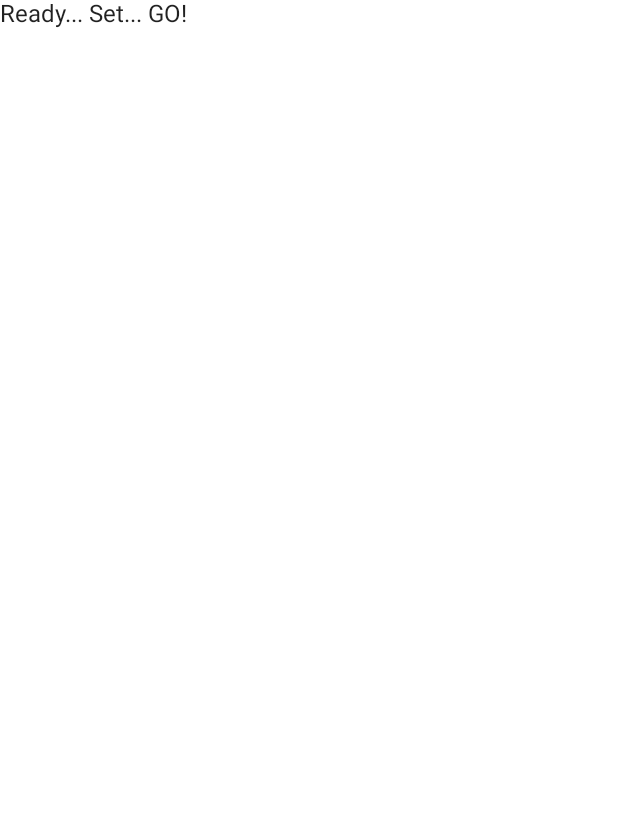
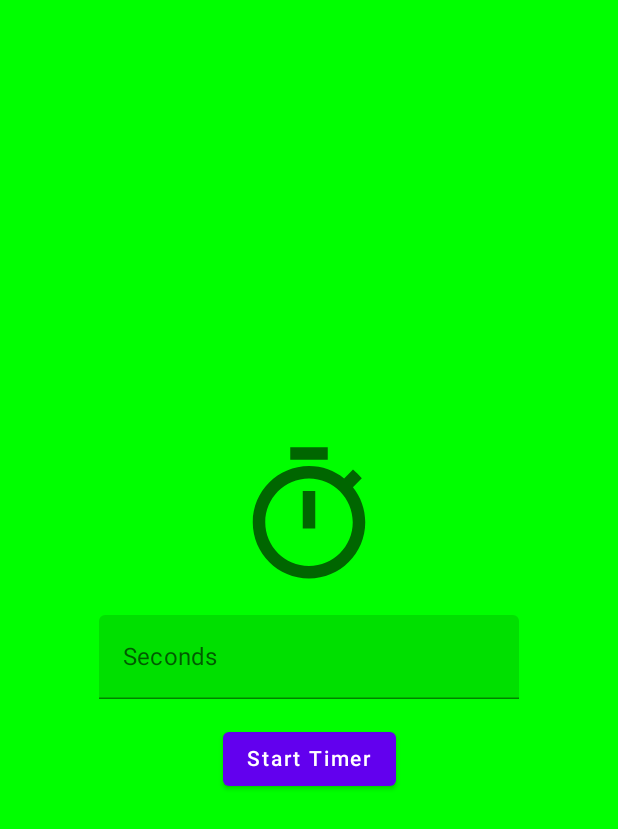
Before and after one commit to eselman/solving-android-dev-challenge-compose-week-2, an Android app built with Jetpack Compose: the screen it shows after launch (MainActivity), on a phone screen of 412 x 824 dp. Before the commit the part shown is almost empty. Shown: the top 829 px of the screen. Run offline under Robolectric (Android 15) with nearby library versions, the phone set to English and light mode, and no system bars.

Commit message:
Implementing timer app for second week challenge

```diff
--- a/app/src/main/java/com/example/androiddevchallenge/MainActivity.kt
+++ b/app/src/main/java/com/example/androiddevchallenge/MainActivity.kt
@@ -16,13 +16,35 @@
 package com.example.androiddevchallenge
 
 import android.os.Bundle
+import android.os.CountDownTimer
 import androidx.activity.compose.setContent
 import androidx.appcompat.app.AppCompatActivity
+import androidx.compose.foundation.Image
+import androidx.compose.foundation.layout.Arrangement
+import androidx.compose.foundation.layout.Column
+import androidx.compose.foundation.layout.Row
+import androidx.compose.foundation.layout.fillMaxHeight
+import androidx.compose.foundation.layout.fillMaxWidth
+import androidx.compose.foundation.layout.height
+import androidx.compose.foundation.layout.padding
+import androidx.compose.foundation.layout.width
+import androidx.compose.foundation.text.KeyboardOptions
+import androidx.compose.material.Button
 import androidx.compose.material.MaterialTheme
 import androidx.compose.material.Surface
 import androidx.compose.material.Text
+import androidx.compose.material.TextField
 import androidx.compose.runtime.Composable
+import androidx.compose.runtime.mutableStateOf
+import androidx.compose.runtime.remember
+import androidx.compose.ui.Alignment
+import androidx.compose.ui.Modifier
+import androidx.compose.ui.graphics.Color
+import androidx.compose.ui.res.painterResource
+import androidx.compose.ui.text.input.KeyboardType
+import androidx.compose.ui.text.input.TextFieldValue
 import androidx.compose.ui.tooling.preview.Preview
+import androidx.compose.ui.unit.dp
 import com.example.androiddevchallenge.ui.theme.MyTheme
 
 class MainActivity : AppCompatActivity() {
@@ -39,8 +61,94 @@ class MainActivity : AppCompatActivity() {
 // Start building your app here!
 @Composable
 fun MyApp() {
-    Surface(color = MaterialTheme.colors.background) {
-        Text(text = "Ready... Set... GO!")
+    val timerInputValue = remember { mutableStateOf(TextFieldValue()) }
+
+    val timerIsFinished = remember { mutableStateOf(false) }
+
+    val timerIsRunning = remember { mutableStateOf(false) }
+
+    val color = if (timerIsFinished.value) Color.Red else Color.Green
+
+    val timerIcon =
+        if (timerIsFinished.value) R.drawable.ic_baseline_timer_off_24 else R.drawable.ic_baseline_timer_24
+
+    val timerValue = remember { mutableStateOf(0) }
+
+    Surface(color = color) {
+        Column(
+            verticalArrangement = Arrangement.Center,
+            horizontalAlignment = Alignment.CenterHorizontally,
+            modifier = Modifier
+                .fillMaxWidth(1f)
+                .fillMaxHeight(1f)
+        ) {
+            Row(horizontalArrangement = Arrangement.Center) {
+                Image(
+                    painter = painterResource(id = timerIcon),
+                    contentDescription = "Timer Icon",
+                    modifier = Modifier
+                        .height(100.dp)
+                        .width(100.dp)
+                )
+            }
+
+            if (timerIsRunning.value) {
+                Row {
+                    Text("${timerValue.value}s", style = MaterialTheme.typography.h2)
+                }
+            } else {
+                Row {
+                    TextField(
+                        value = timerInputValue.value,
+                        label = { Text("Seconds") },
+                        keyboardOptions = KeyboardOptions(keyboardType = KeyboardType.Number),
+                        onValueChange = { timerInputValue.value = it },
+                        modifier = Modifier.padding(16.dp)
+                    )
+                }
+            }
+
+            if (!timerIsRunning.value && !timerIsFinished.value) {
+                Row(horizontalArrangement = Arrangement.Center) {
+                    Button(
+                        onClick = {
+                            timerIsFinished.value = false
+                            if (!timerInputValue.value.text.isNullOrEmpty()) {
+                                val milliSeconds = timerInputValue.value.text.toLong() * 1000
+                                object : CountDownTimer(milliSeconds, 1000) {
+                                    var counter = 0
+                                    override fun onTick(millisUntilFinished: Long) {
+                                        timerIsRunning.value = true
+                                        counter++
+                                        timerValue.value = counter
+                                    }
+
+                                    override fun onFinish() {
+                                        timerIsRunning.value = false
+                                        timerIsFinished.value = true
+                                    }
+                                }.start()
+                            }
+                        }
+                    ) {
+                        Text("Start Timer")
+                    }
+                }
+            }
+
+            if (timerIsFinished.value) {
+                Row(horizontalArrangement = Arrangement.Center) {
+                    Button(
+                        onClick = {
+                            timerIsFinished.value = false
+                            timerInputValue.value = TextFieldValue()
+                        }
+                    ) {
+                        Text("Clear")
+                    }
+                }
+            }
+        }
     }
 }
 
--- /dev/null
+++ b/app/src/main/res/drawable/ic_baseline_timer_24.xml
@@ -0,0 +1,10 @@
+<vector xmlns:android="http://schemas.android.com/apk/res/android"
+    android:width="24dp"
+    android:height="24dp"
+    android:viewportWidth="24"
+    android:viewportHeight="24"
+    android:tint="?attr/colorControlNormal">
+  <path
+      android:fillColor="@android:color/white"
+      android:pathData="M15,1L9,1v2h6L15,1zM11,14h2L13,8h-2v6zM19.03,7.39l1.42,-1.42c-0.43,-0.51 -0.9,-0.99 -1.41,-1.41l-1.42,1.42C16.07,4.74 14.12,4 12,4c-4.97,0 -9,4.03 -9,9s4.02,9 9,9 9,-4.03 9,-9c0,-2.12 -0.74,-4.07 -1.97,-5.61zM12,20c-3.87,0 -7,-3.13 -7,-7s3.13,-7 7,-7 7,3.13 7,7 -3.13,7 -7,7z"/>
+</vector>
--- /dev/null
+++ b/app/src/main/res/drawable/ic_baseline_timer_off_24.xml
@@ -0,0 +1,10 @@
+<vector xmlns:android="http://schemas.android.com/apk/res/android"
+    android:width="24dp"
+    android:height="24dp"
+    android:viewportWidth="24"
+    android:viewportHeight="24"
+    android:tint="?attr/colorControlNormal">
+  <path
+      android:fillColor="@android:color/white"
+      android:pathData="M19.04,4.55l-1.42,1.42C16.07,4.74 14.12,4 12,4c-1.83,0 -3.53,0.55 -4.95,1.48l1.46,1.46C9.53,6.35 10.73,6 12,6c3.87,0 7,3.13 7,7 0,1.27 -0.35,2.47 -0.94,3.49l1.45,1.45C20.45,16.53 21,14.83 21,13c0,-2.12 -0.74,-4.07 -1.97,-5.61l1.42,-1.42 -1.41,-1.42zM15,1L9,1v2h6L15,1zM11,9.44l2,2L13,8h-2v1.44zM3.02,4L1.75,5.27 4.5,8.03C3.55,9.45 3,11.16 3,13c0,4.97 4.02,9 9,9 1.84,0 3.55,-0.55 4.98,-1.5l2.5,2.5 1.27,-1.27 -7.71,-7.71L3.02,4zM12,20c-3.87,0 -7,-3.13 -7,-7 0,-1.28 0.35,-2.48 0.95,-3.52l9.56,9.56c-1.03,0.61 -2.23,0.96 -3.51,0.96z"/>
+</vector>
```
Also changed, not shown: 5 other files.
